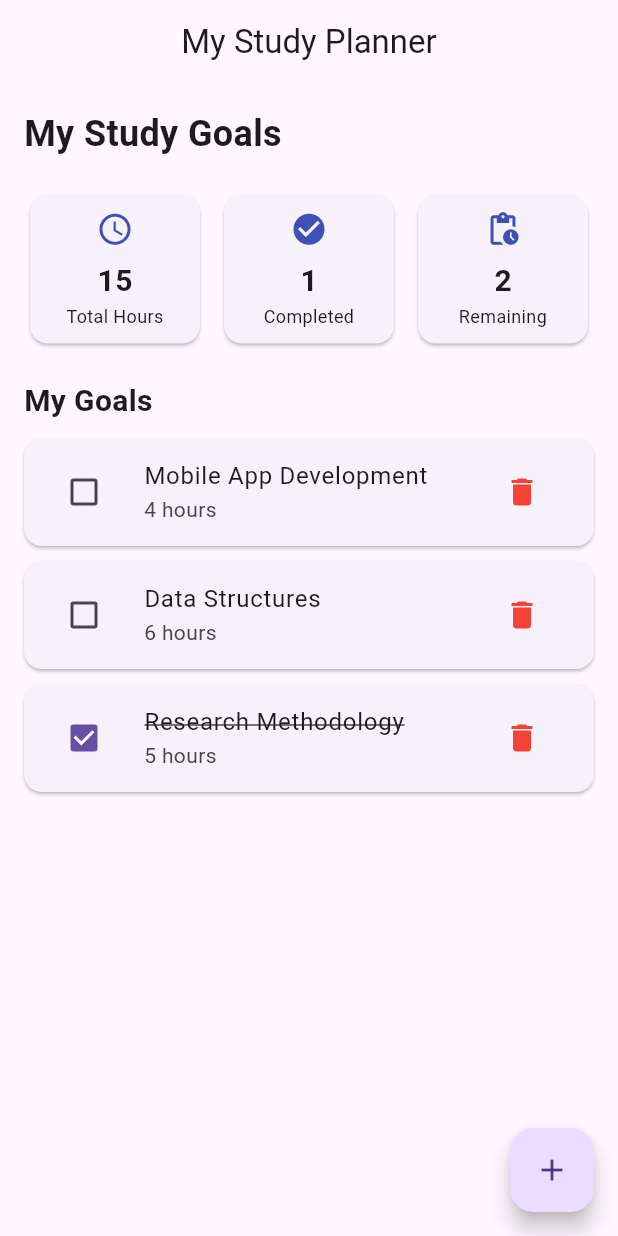
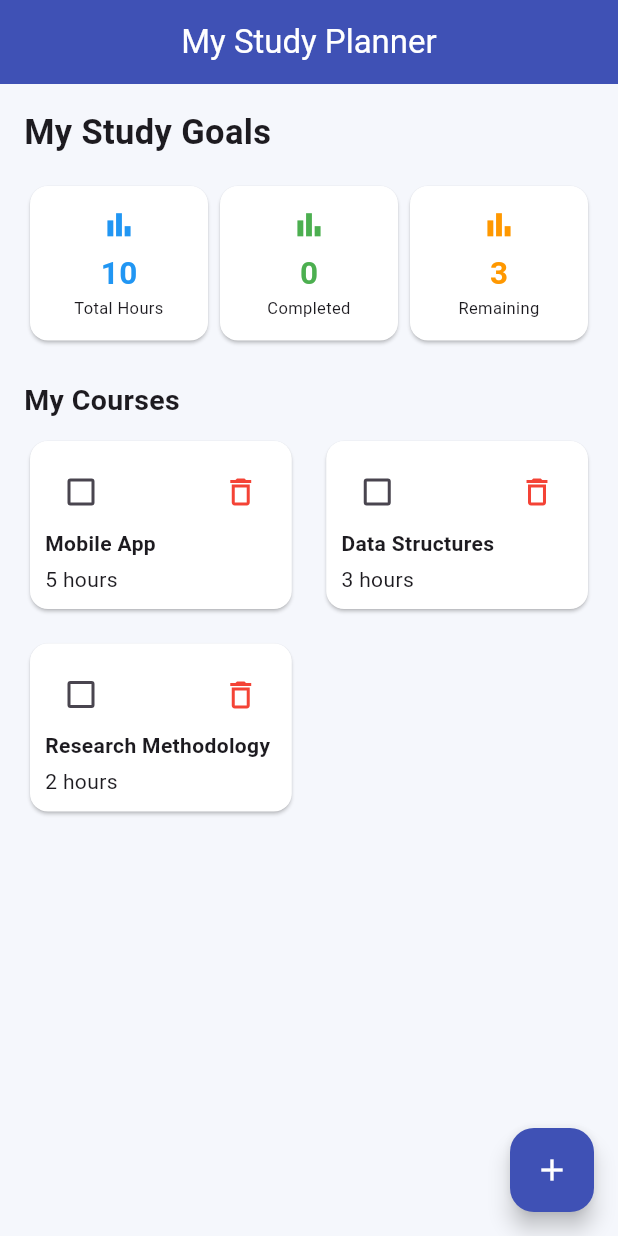
Before and after one commit to M2001-5/My-Study-Planner, a Flutter app: the screen it shows after launch, on a phone screen of 412 x 824 dp. Run offline on Flutter 3.47's test engine with Material 3 defaults, Android fonts, the phone set to English and light mode, and no system bars; our stand-ins replace material_ui.

Commit message:
Complete Phase 4 - Add Goal Screen

```diff
--- a/study_planner/lib/main.dart
+++ b/study_planner/lib/main.dart
@@ -13,6 +13,12 @@ class MyApp extends StatelessWidget {
 title: 'My Study Planner',
 theme: ThemeData(
 primarySwatch: Colors.indigo,
+scaffoldBackgroundColor: const Color(0xFFF5F7FC),
+appBarTheme: const AppBarTheme(
+backgroundColor: Colors.indigo,
+foregroundColor: Colors.white,
+centerTitle: true,
+),
 ),
 home: const StudyPlannerScreen(),
 );
@@ -28,29 +34,13 @@ class StudyPlannerScreen extends StatefulWidget {
 
 class _StudyPlannerScreenState extends State<StudyPlannerScreen> {
 List<Map<String, dynamic>> goals = [
-    {
-      'title': 'Mobile App Development',
-      'hours': 4,
-      'done': false,
-    },
-    {
-      'title': 'Data Structures',
-      'hours': 6,
-      'done': false,
-    },
-    {
-      'title': 'Research Methodology',
-      'hours': 5,
-      'done': true,
-    },
+{'subject': 'Mobile App Development', 'hours': 5, 'done': false},
+{'subject': 'Data Structures', 'hours': 3, 'done': false},
+{'subject': 'Research Methodology', 'hours': 2, 'done': false},
 ];
 
-  int sampleCount = 0;
-
 int get totalHours {
-    return goals.fold(0, (sum, goal) {
-      return sum + (goal['hours'] as int);
-    });
+return goals.fold(0, (sum, goal) => sum + (goal['hours'] as int));
 }
 
 int get completedGoals {
@@ -61,16 +51,16 @@ class _StudyPlannerScreenState extends State<StudyPlannerScreen> {
 return goals.length - completedGoals;
 }
 
-  void addGoal() {
+Future<void> openAddScreen() async {
+final result = await Navigator.push<Map<String, dynamic>>(
+context,
+MaterialPageRoute(builder: (context) => const AddGoalScreen()),
+);
+if (result != null) {
 setState(() {
-      sampleCount++;
-
-      goals.add({
-        'title': 'Sample Goal $sampleCount',
-        'hours': 2,
-        'done': false,
+goals.add(result);
 });
-    });
+}
 }
 
 void toggleGoal(int index) {
@@ -88,62 +78,81 @@ class _StudyPlannerScreenState extends State<StudyPlannerScreen> {
 @override
 Widget build(BuildContext context) {
 return Scaffold(
-      appBar: AppBar(
-        title: const Text('My Study Planner'),
-        centerTitle: true,
-      ),
+appBar: AppBar(title: const Text('My Study Planner')),
 body: Padding(
 padding: const EdgeInsets.all(16),
 child: Column(
 crossAxisAlignment: CrossAxisAlignment.start,
 children: [
-  const Text(
-   'My Study Goals',
-  style: TextStyle(
-     fontSize: 24,
-     fontWeight: FontWeight.bold,
- ),
-            ),
-    const SizedBox(height: 20),
+const Text('My Study Goals', style: TextStyle(fontSize: 23, fontWeight: FontWeight.bold)),
+const SizedBox(height: 15),
 Row(
 children: [
-    Expanded(
-     child: StatCard(
-     title: 'Total Hours',
-     value: '$totalHours', icon: Icons.access_time, ), ), const SizedBox(width: 8),  Expanded(child: StatCard(
-                    title: 'Completed',
-  value: '$completedGoals',  icon: Icons.check_circle,  ),  ),
-                const SizedBox(width: 8), Expanded(child: StatCard(  title: 'Remaining', value: '$remainingGoals', icon: Icons.pending_actions,
-                  ),
-                ),
+Expanded(child: StatCard(title: 'Total Hours', value: '$totalHours', color: Colors.blue)),
+Expanded(child: StatCard(title: 'Completed', value: '$completedGoals', color: Colors.green)),
+Expanded(child: StatCard(title: 'Remaining', value: '$remainingGoals', color: Colors.orange)),
 ],
 ),
- const SizedBox(height: 20),
-  const Text( 'My Goals',style: TextStyle(fontSize: 20, fontWeight: FontWeight.bold,
+const SizedBox(height: 22),
+const Text('My Courses', style: TextStyle(fontSize: 19, fontWeight: FontWeight.bold)),
+const SizedBox(height: 10),
+
+Expanded(
+child: goals.isEmpty
+? const Center(child: Text('No courses yet. Press + to add one.'))
+: GridView.builder(
+padding: const EdgeInsets.only(bottom: 10),
+itemCount: goals.length,
+gridDelegate: const SliverGridDelegateWithFixedCrossAxisCount(
+crossAxisCount: 2,
+crossAxisSpacing: 15,
+mainAxisSpacing: 15,
+mainAxisExtent: 120,
 ),
- ),
- const SizedBox(height: 10),
-  Expanded( child: goals.isEmpty ? const Center(
-  child: Text('No study goals yet.'), )
-  : ListView.builder( itemCount: goals.length,
 itemBuilder: (context, index) {
-     bool isDone = goals[index]['done']; return Card(
-                          margin: const EdgeInsets.only(bottom: 10),
-   child: ListTile(  leading: Checkbox(value: isDone,
+final goal = goals[index];
+final bool done = goal['done'];
+
+return Card(
+color: Colors.white,
+elevation: 1,
+child: Padding(
+padding: const EdgeInsets.all(10),
+child: Column(
+crossAxisAlignment: CrossAxisAlignment.start,
+children: [
+Row(
+mainAxisAlignment: MainAxisAlignment.spaceBetween,
+children: [
+Checkbox(
+activeColor: Colors.indigo,
+value: done,
 onChanged: (value) {
 toggleGoal(index);
 },
 ),
-title: Text(goals[index]['title'], style: TextStyle(  decoration: isDone
- ? TextDecoration.lineThrough : TextDecoration.none,
-  ),
-  ),
-   subtitle: Text('${goals[index]['hours']} hours',
- ),
-  trailing: IconButton( icon: const Icon(   Icons.delete,  color: Colors.red, ),
+IconButton(
+icon: const Icon(Icons.delete_outline, color: Colors.red),
 onPressed: () {
 deleteGoal(index);
 },
+),
+],
+),
+Expanded(
+child: Text(
+goal['subject'],
+maxLines: 2,
+overflow: TextOverflow.ellipsis,
+style: TextStyle(
+fontWeight: FontWeight.bold,
+fontSize: 14,
+decoration: done ? TextDecoration.lineThrough : TextDecoration.none,
+),
+),
+),
+Text('${goal['hours']} hours'),
+],
 ),
 ),
 );
@@ -154,7 +163,9 @@ title: Text(goals[index]['title'], style: TextStyle(  decoration: isDone
 ),
 ),
 floatingActionButton: FloatingActionButton(
-        onPressed: addGoal,
+backgroundColor: Colors.indigo,
+foregroundColor: Colors.white,
+onPressed: openAddScreen,
 child: const Icon(Icons.add),
 ),
 );
@@ -164,25 +175,118 @@ title: Text(goals[index]['title'], style: TextStyle(  decoration: isDone
 class StatCard extends StatelessWidget {
 final String title;
 final String value;
-  final IconData icon;
+final Color color;
 
-  const StatCard({
-    super.key,
-    required this.title,
-    required this.value,
-    required this.icon,
-  });
+const StatCard({super.key, required this.title, required this.value, required this.color});
 
 @override
 Widget build(BuildContext context) {
 return Card(
-      child: Padding(  padding: const EdgeInsets.all(10),
- child: Column( children: [Icon(icon, size: 25, color: Colors.indigo),const SizedBox(height: 8),
-    Text( value, style: const TextStyle(   fontSize: 20,
- fontWeight: FontWeight.bold,
+color: Colors.white,
+elevation: 1,
+child: Padding(
+padding: const EdgeInsets.symmetric(vertical: 14, horizontal: 5),
+child: Column(
+children: [
+Icon(Icons.bar_chart, color: color, size: 23),
+const SizedBox(height: 6),
+Text(value, style: TextStyle(fontSize: 21, fontWeight: FontWeight.bold, color: color)),
+Text(title, textAlign: TextAlign.center, style: const TextStyle(fontSize: 11)),
+],
 ),
 ),
-   Text( title, textAlign: TextAlign.center, style: const TextStyle(fontSize: 12),
+);
+}
+}
+
+class AddGoalScreen extends StatefulWidget {
+const AddGoalScreen({super.key});
+
+@override
+State<AddGoalScreen> createState() => _AddGoalScreenState();
+}
+
+class _AddGoalScreenState extends State<AddGoalScreen> {
+final TextEditingController subjectController = TextEditingController();
+final TextEditingController hoursController = TextEditingController();
+
+String? subjectError;
+String? hoursError;
+
+@override
+void dispose() {
+subjectController.dispose();
+hoursController.dispose();
+super.dispose();
+}
+
+void saveGoal() {
+final String subject = subjectController.text.trim();
+final int? hours = int.tryParse(hoursController.text.trim());
+
+setState(() {
+subjectError = subject.isEmpty ? 'Please enter a course name' : null;
+hoursError = hours == null || hours <= 0 ? 'Enter a valid number of hours' : null;
+});
+
+if (subjectError == null && hoursError == null) {
+Navigator.pop(context, {
+'subject': subject,
+'hours': hours,
+'done': false,
+});
+}
+}
+
+@override
+Widget build(BuildContext context) {
+return Scaffold(
+appBar: AppBar(title: const Text('Add New Course')),
+body: Padding(
+padding: const EdgeInsets.all(20),
+child: Column(
+crossAxisAlignment: CrossAxisAlignment.start,
+children: [
+const Text('Add a Study Goal', style: TextStyle(fontSize: 22, fontWeight: FontWeight.bold)),
+const SizedBox(height: 8),
+const Text('Enter your course details below.', style: TextStyle(color: Colors.grey)),
+const SizedBox(height: 25),
+TextField(
+controller: subjectController,
+decoration: InputDecoration(
+labelText: 'Course Name',
+prefixIcon: const Icon(Icons.book_outlined, color: Colors.indigo),
+errorText: subjectError,
+filled: true,
+fillColor: Colors.white,
+border: OutlineInputBorder(borderRadius: BorderRadius.circular(10)),
+),
+),
+const SizedBox(height: 18),
+TextField(
+controller: hoursController,
+keyboardType: TextInputType.number,
+decoration: InputDecoration(
+labelText: 'Study Hours',
+prefixIcon: const Icon(Icons.access_time, color: Colors.indigo),
+errorText: hoursError,
+filled: true,
+fillColor: Colors.white,
+border: OutlineInputBorder(borderRadius: BorderRadius.circular(10)),
+),
+),
+const SizedBox(height: 25),
+SizedBox(
+width: double.infinity,
+child: ElevatedButton(
+style: ElevatedButton.styleFrom(
+backgroundColor: Colors.indigo,
+foregroundColor: Colors.white,
+padding: const EdgeInsets.symmetric(vertical: 14),
+),
+onPressed: saveGoal,
+child: const Text('Save Course'),
+),
 ),
 ],
 ),
```
Lines whose indentation alone changed are shown as unchanged.
